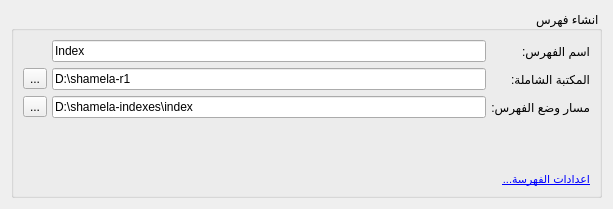
Qt form src/shamelaindexerwidget.ui (boussouira/albahhet) before a commit.
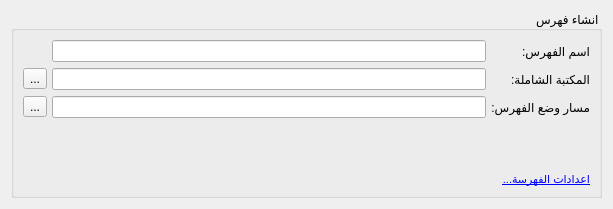
The same form after that commit.

What changed in the file:
```diff
--- a/src/shamelaindexerwidget.ui
+++ b/src/shamelaindexerwidget.ui
@@ -47,7 +47,7 @@
                <enum>Qt::LeftToRight</enum>
               </property>
               <property name="text">
-               <string>D:\shamela-r1</string>
+               <string/>
               </property>
              </widget>
             </item>
@@ -81,7 +81,7 @@
                </sizepolicy>
               </property>
               <property name="text">
-               <string>Index</string>
+               <string/>
               </property>
              </widget>
             </item>
@@ -91,7 +91,7 @@
                <enum>Qt::LeftToRight</enum>
               </property>
               <property name="text">
-               <string>D:\shamela-indexes\index</string>
+               <string/>
               </property>
              </widget>
             </item>
```
